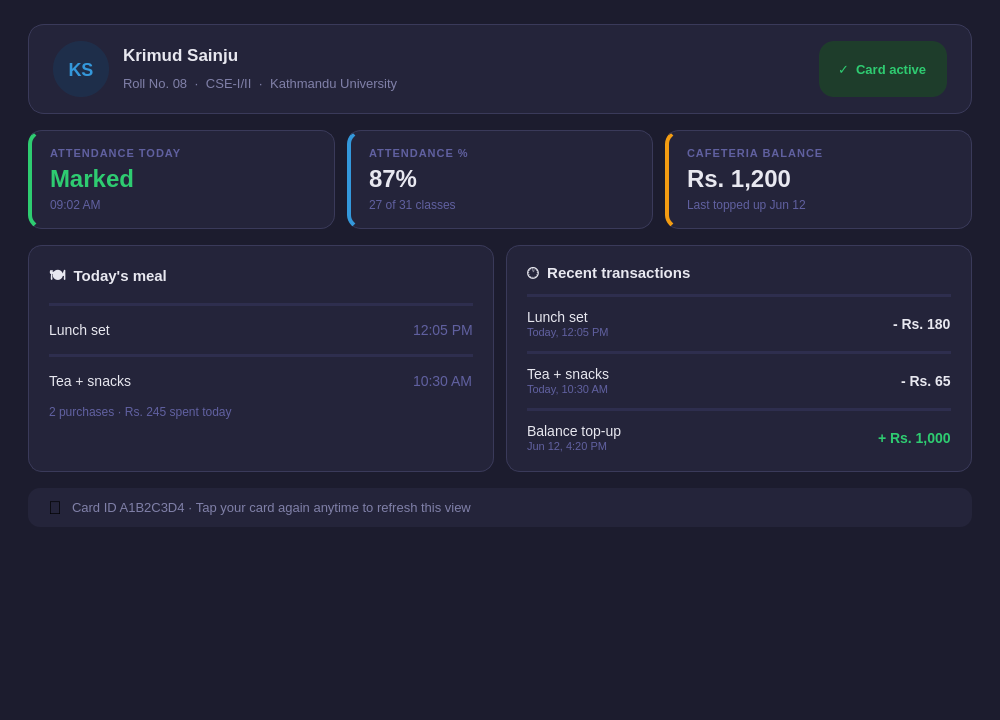
First picture: the form in ui/StudentDashboardPage.ui, repository LeluchVIBritannia/RFID-based-student-attendence-system-, before the edit.
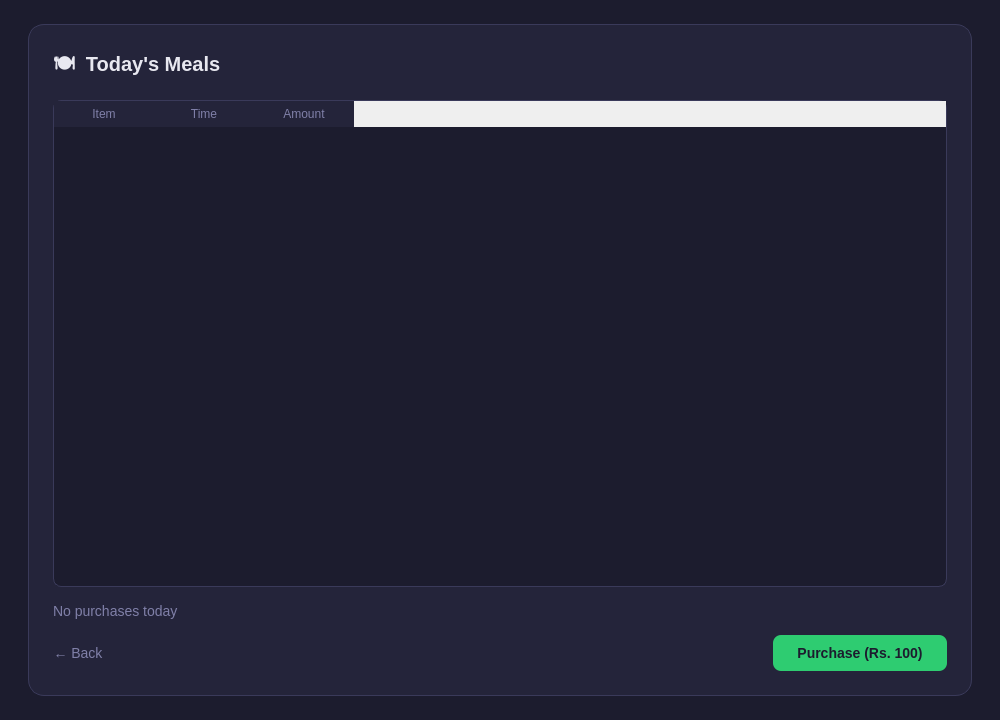
Second picture: the form after the edit. The open tabs and pages were chosen to show the change.

```diff
--- a/ui/StudentDashboardPage.ui
+++ b/ui/StudentDashboardPage.ui
@@ -13,25 +13,68 @@
   </property>
 
   <layout class="QVBoxLayout" name="rootLayout">
-   <property name="leftMargin"><number>28</number></property>
-   <property name="topMargin"><number>24</number></property>
-   <property name="rightMargin"><number>28</number></property>
-   <property name="bottomMargin"><number>24</number></property>
-   <property name="spacing"><number>16</number></property>
-
+   <property name="spacing">
+    <number>16</number>
+   </property>
+   <property name="leftMargin">
+    <number>28</number>
+   </property>
+   <property name="topMargin">
+    <number>24</number>
+   </property>
+   <property name="rightMargin">
+    <number>28</number>
+   </property>
+   <property name="bottomMargin">
+    <number>24</number>
+   </property>
+   <item>
+    <widget class="QStackedWidget" name="stackedWidget">
+     <property name="currentIndex">
+      <number>0</number>
+     </property>
+     <!-- ======== INFO PAGE (index 0) ======== -->
+     <widget class="QWidget" name="infoPage">
+      <layout class="QVBoxLayout" name="infoLayout">
+       <property name="spacing">
+        <number>16</number>
+       </property>
+       <property name="leftMargin">
+        <number>0</number>
+       </property>
+       <property name="topMargin">
+        <number>0</number>
+       </property>
+       <property name="rightMargin">
+        <number>0</number>
+       </property>
+       <property name="bottomMargin">
+        <number>0</number>
+       </property>
    <item>
     <widget class="QFrame" name="profileCard">
      <property name="minimumHeight"><number>90</number></property>
      <property name="styleSheet">
       <string notr="true">QFrame#profileCard { background-color:#24243A; border:1px solid #3A3A5A; border-radius:16px; }</string>
      </property>
-     <layout class="QHBoxLayout" name="profileLayout">
-      <property name="leftMargin"><number>24</number></property>
-      <property name="topMargin"><number>16</number></property>
-      <property name="rightMargin"><number>24</number></property>
-      <property name="bottomMargin"><number>16</number></property>
-      <property name="spacing"><number>14</number></property>
-
+         <layout class="QVBoxLayout" name="profileLayout">
+          <property name="spacing">
+           <number>10</number>
+          </property>
+          <property name="leftMargin">
+           <number>24</number>
+          </property>
+          <property name="topMargin">
+           <number>16</number>
+          </property>
+          <property name="rightMargin">
+           <number>24</number>
+          </property>
+          <property name="bottomMargin">
+           <number>14</number>
+          </property>
+          <item>
+           <layout class="QHBoxLayout" name="profileTopRow">
       <item>
        <widget class="QLabel" name="labelAvatar">
         <property name="minimumSize"><size><width>56</width><height>56</height></size></property>
@@ -41,9 +84,14 @@
         <property name="styleSheet">
          <string notr="true">background-color:#1E2E4A; color:#3498DB; border-radius:28px; font-size:18px; font-weight:600;</string>
         </property>
-       </widget>
-      </item>
-
+              <property name="text">
+               <string>KS</string>
+              </property>
+              <property name="alignment">
+               <set>Qt::AlignmentFlag::AlignCenter</set>
+              </property>
+             </widget>
+            </item>
       <item>
        <layout class="QVBoxLayout" name="nameCol">
         <property name="spacing"><number>2</number></property>
@@ -61,14 +109,19 @@
         </item>
        </layout>
       </item>
-
       <item>
        <spacer name="profileSpacer">
-        <property name="orientation"><enum>Qt::Horizontal</enum></property>
-        <property name="sizeHint" stdset="0"><size><width>40</width><height>20</height></size></property>
-       </spacer>
-      </item>
-
+              <property name="orientation">
+               <enum>Qt::Orientation::Horizontal</enum>
+              </property>
+              <property name="sizeHint" stdset="0">
+               <size>
+                <width>40</width>
+                <height>20</height>
+               </size>
+              </property>
+             </spacer>
+            </item>
       <item>
        <widget class="QLabel" name="labelCardStatus">
         <property name="text"><string>✓  Card active</string></property>
@@ -76,13 +129,35 @@
         <property name="styleSheet">
          <string notr="true">background-color:#1E3D2B; color:#2ECC71; border-radius:15px; padding:0 16px; font-size:13px; font-weight:600;</string>
         </property>
-       </widget>
-      </item>
-
-     </layout>
-    </widget>
-   </item>
-
+              <property name="text">
+               <string>✓  Card active</string>
+              </property>
+             </widget>
+            </item>
+           </layout>
+          </item>
+          <item>
+           <widget class="QPushButton" name="btnBuyFood">
+            <property name="text">
+             <string>🍽  Buy Food</string>
+            </property>
+            <property name="styleSheet">
+             <string notr="true">QPushButton { background-color: #5B7FFF; color: white; border: none; border-radius: 6px; padding: 6px 12px; font-size: 12px; font-weight: 500; } QPushButton:hover { background-color: #4A6BE0; }</string>
+            </property>
+            <property name="cursor">
+             <cursorShape>PointingHandCursor</cursorShape>
+            </property>
+            <property name="maximumSize">
+             <size>
+              <width>150</width>
+              <height>30</height>
+             </size>
+            </property>
+           </widget>
+          </item>
+         </layout>
+        </widget>
+       </item>
    <item>
     <layout class="QHBoxLayout" name="statRow">
      <property name="spacing"><number>12</number></property>
@@ -179,179 +254,8 @@
        </layout>
       </widget>
      </item>
-
-    </layout>
-   </item>
-
-   <item>
-    <layout class="QHBoxLayout" name="middleRow">
-     <property name="spacing"><number>12</number></property>
-
-     <item>
-      <widget class="QFrame" name="mealCard">
-       <property name="styleSheet"><string notr="true">QFrame#mealCard{background-color:#24243A;border:1px solid #3A3A5A;border-radius:14px;}</string></property>
-       <layout class="QVBoxLayout" name="mealLayout">
-        <property name="leftMargin"><number>20</number></property>
-        <property name="topMargin"><number>18</number></property>
-        <property name="rightMargin"><number>20</number></property>
-        <property name="bottomMargin"><number>18</number></property>
-        <property name="spacing"><number>4</number></property>
-
-        <item>
-         <widget class="QLabel" name="labelMealTitle">
-          <property name="text"><string>🍽  Today's meal</string></property>
-          <property name="styleSheet"><string notr="true">color:#E8E8F0; font-size:15px; font-weight:600; background:transparent; border:none;</string></property>
-         </widget>
-        </item>
-
-        <item><spacer><property name="orientation"><enum>Qt::Vertical</enum></property><property name="sizeType"><enum>QSizePolicy::Fixed</enum></property><property name="sizeHint" stdset="0"><size><width>20</width><height>8</height></size></property></spacer></item>
-
-        <item>
-         <widget class="QFrame" name="mealDivider1">
-          <property name="frameShape"><enum>QFrame::HLine</enum></property>
-          <property name="styleSheet"><string notr="true">background-color:#2E2E4E; border:none;</string></property>
-          <property name="maximumHeight"><number>1</number></property>
-         </widget>
-        </item>
-
-        <item>
-         <layout class="QHBoxLayout" name="mealRow1">
-          <property name="topMargin"><number>10</number></property>
-          <property name="bottomMargin"><number>10</number></property>
-          <item><widget class="QLabel" name="mealItem1"><property name="text"><string>Lunch set</string></property><property name="styleSheet"><string notr="true">color:#E8E8F0; font-size:14px; background:transparent; border:none;</string></property></widget></item>
-          <item><spacer><property name="orientation"><enum>Qt::Horizontal</enum></property><property name="sizeHint" stdset="0"><size><width>20</width><height>20</height></size></property></spacer></item>
-          <item><widget class="QLabel" name="mealTime1"><property name="text"><string>12:05 PM</string></property><property name="styleSheet"><string notr="true">color:#6060A0; font-size:14px; background:transparent; border:none;</string></property></widget></item>
-         </layout>
-        </item>
-
-        <item>
-         <widget class="QFrame" name="mealDivider2">
-          <property name="frameShape"><enum>QFrame::HLine</enum></property>
-          <property name="styleSheet"><string notr="true">background-color:#2E2E4E; border:none;</string></property>
-          <property name="maximumHeight"><number>1</number></property>
-         </widget>
-        </item>
-
-        <item>
-         <layout class="QHBoxLayout" name="mealRow2">
-          <property name="topMargin"><number>10</number></property>
-          <property name="bottomMargin"><number>4</number></property>
-          <item><widget class="QLabel" name="mealItem2"><property name="text"><string>Tea + snacks</string></property><property name="styleSheet"><string notr="true">color:#E8E8F0; font-size:14px; background:transparent; border:none;</string></property></widget></item>
-          <item><spacer><property name="orientation"><enum>Qt::Horizontal</enum></property><property name="sizeHint" stdset="0"><size><width>20</width><height>20</height></size></property></spacer></item>
-          <item><widget class="QLabel" name="mealTime2"><property name="text"><string>10:30 AM</string></property><property name="styleSheet"><string notr="true">color:#6060A0; font-size:14px; background:transparent; border:none;</string></property></widget></item>
-         </layout>
-        </item>
-
-        <item><spacer><property name="orientation"><enum>Qt::Vertical</enum></property><property name="sizeType"><enum>QSizePolicy::Fixed</enum></property><property name="sizeHint" stdset="0"><size><width>20</width><height>6</height></size></property></spacer></item>
-
-        <item>
-         <widget class="QLabel" name="labelMealFooter">
-          <property name="text"><string>2 purchases · Rs. 245 spent today</string></property>
-          <property name="styleSheet"><string notr="true">color:#6060A0; font-size:12px; background:transparent; border:none;</string></property>
-         </widget>
-        </item>
-
-        <item><spacer><property name="orientation"><enum>Qt::Vertical</enum></property><property name="sizeHint" stdset="0"><size><width>20</width><height>10</height></size></property></spacer></item>
-
-       </layout>
-      </widget>
-     </item>
-
-     <item>
-      <widget class="QFrame" name="transactionsCard">
-       <property name="styleSheet"><string notr="true">QFrame#transactionsCard{background-color:#24243A;border:1px solid #3A3A5A;border-radius:14px;}</string></property>
-       <layout class="QVBoxLayout" name="transLayout">
-        <property name="leftMargin"><number>20</number></property>
-        <property name="topMargin"><number>18</number></property>
-        <property name="rightMargin"><number>20</number></property>
-        <property name="bottomMargin"><number>14</number></property>
-        <property name="spacing"><number>4</number></property>
-
-        <item>
-         <widget class="QLabel" name="labelTransTitle">
-          <property name="text"><string>🕐  Recent transactions</string></property>
-          <property name="styleSheet"><string notr="true">color:#E8E8F0; font-size:15px; font-weight:600; background:transparent; border:none;</string></property>
-         </widget>
-        </item>
-
-        <item><spacer><property name="orientation"><enum>Qt::Vertical</enum></property><property name="sizeType"><enum>QSizePolicy::Fixed</enum></property><property name="sizeHint" stdset="0"><size><width>20</width><height>8</height></size></property></spacer></item>
-
-        <item>
-         <widget class="QFrame" name="transDivider1">
-          <property name="frameShape"><enum>QFrame::HLine</enum></property>
-          <property name="styleSheet"><string notr="true">background-color:#2E2E4E; border:none;</string></property>
-          <property name="maximumHeight"><number>1</number></property>
-         </widget>
-        </item>
-        <item>
-         <layout class="QHBoxLayout" name="transRow1">
-          <property name="topMargin"><number>8</number></property>
-          <property name="bottomMargin"><number>8</number></property>
-          <item>
-           <layout class="QVBoxLayout" name="transRow1Col">
-            <property name="spacing"><number>1</number></property>
-            <item><widget class="QLabel" name="transName1"><property name="text"><string>Lunch set</string></property><property name="styleSheet"><string notr="true">color:#E8E8F0; font-size:14px; background:transparent; border:none;</string></property></widget></item>
-            <item><widget class="QLabel" name="transDate1"><property name="text"><string>Today, 12:05 PM</string></property><property name="styleSheet"><string notr="true">color:#6060A0; font-size:11px; background:transparent; border:none;</string></property></widget></item>
-           </layout>
-          </item>
-          <item><spacer><property name="orientation"><enum>Qt::Horizontal</enum></property><property name="sizeHint" stdset="0"><size><width>20</width><height>20</height></size></property></spacer></item>
-          <item><widget class="QLabel" name="transAmt1"><property name="text"><string>- Rs. 180</string></property><property name="styleSheet"><string notr="true">color:#E8E8F0; font-size:14px; font-weight:600; background:transparent; border:none;</string></property></widget></item>
-         </layout>
-        </item>
-
-        <item>
-         <widget class="QFrame" name="transDivider2">
-          <property name="frameShape"><enum>QFrame::HLine</enum></property>
-          <property name="styleSheet"><string notr="true">background-color:#2E2E4E; border:none;</string></property>
-          <property name="maximumHeight"><number>1</number></property>
-         </widget>
-        </item>
-        <item>
-         <layout class="QHBoxLayout" name="transRow2">
-          <property name="topMargin"><number>8</number></property>
-          <property name="bottomMargin"><number>8</number></property>
-          <item>
-           <layout class="QVBoxLayout" name="transRow2Col">
-            <property name="spacing"><number>1</number></property>
-            <item><widget class="QLabel" name="transName2"><property name="text"><string>Tea + snacks</string></property><property name="styleSheet"><string notr="true">color:#E8E8F0; font-size:14px; background:transparent; border:none;</string></property></widget></item>
-            <item><widget class="QLabel" name="transDate2"><property name="text"><string>Today, 10:30 AM</string></property><property name="styleSheet"><string notr="true">color:#6060A0; font-size:11px; background:transparent; border:none;</string></property></widget></item>
-           </layout>
-          </item>
-          <item><spacer><property name="orientation"><enum>Qt::Horizontal</enum></property><property name="sizeHint" stdset="0"><size><width>20</width><height>20</height></size></property></spacer></item>
-          <item><widget class="QLabel" name="transAmt2"><property name="text"><string>- Rs. 65</string></property><property name="styleSheet"><string notr="true">color:#E8E8F0; font-size:14px; font-weight:600; background:transparent; border:none;</string></property></widget></item>
-         </layout>
-        </item>
-
-        <item>
-         <widget class="QFrame" name="transDivider3">
-          <property name="frameShape"><enum>QFrame::HLine</enum></property>
-          <property name="styleSheet"><string notr="true">background-color:#2E2E4E; border:none;</string></property>
-          <property name="maximumHeight"><number>1</number></property>
-         </widget>
-        </item>
-        <item>
-         <layout class="QHBoxLayout" name="transRow3">
-          <property name="topMargin"><number>8</number></property>
-          <property name="bottomMargin"><number>4</number></property>
-          <item>
-           <layout class="QVBoxLayout" name="transRow3Col">
-            <property name="spacing"><number>1</number></property>
-            <item><widget class="QLabel" name="transName3"><property name="text"><string>Balance top-up</string></property><property name="styleSheet"><string notr="true">color:#E8E8F0; font-size:14px; background:transparent; border:none;</string></property></widget></item>
-            <item><widget class="QLabel" name="transDate3"><property name="text"><string>Jun 12, 4:20 PM</string></property><property name="styleSheet"><string notr="true">color:#6060A0; font-size:11px; background:transparent; border:none;</string></property></widget></item>
-           </layout>
-          </item>
-          <item><spacer><property name="orientation"><enum>Qt::Horizontal</enum></property><property name="sizeHint" stdset="0"><size><width>20</width><height>20</height></size></property></spacer></item>
-          <item><widget class="QLabel" name="transAmt3"><property name="text"><string>+ Rs. 1,000</string></property><property name="styleSheet"><string notr="true">color:#2ECC71; font-size:14px; font-weight:600; background:transparent; border:none;</string></property></widget></item>
-         </layout>
-        </item>
-
-       </layout>
-      </widget>
-     </item>
-
-    </layout>
-   </item>
-
+        </layout>
+       </item>
    <item>
     <widget class="QFrame" name="footerBar">
      <property name="minimumHeight"><number>52</number></property>
@@ -373,19 +277,176 @@
        </widget>
       </item>
       <item>
-       <spacer><property name="orientation"><enum>Qt::Horizontal</enum></property><property name="sizeHint" stdset="0"><size><width>40</width><height>20</height></size></property></spacer>
+           <spacer>
+            <property name="orientation">
+             <enum>Qt::Orientation::Horizontal</enum>
+            </property>
+            <property name="sizeHint" stdset="0">
+             <size>
+              <width>40</width>
+              <height>20</height>
+             </size>
+            </property>
+           </spacer>
       </item>
      </layout>
     </widget>
    </item>
-
    <item>
     <spacer name="bottomSpacer">
-     <property name="orientation"><enum>Qt::Vertical</enum></property>
-     <property name="sizeHint" stdset="0"><size><width>20</width><height>10</height></size></property>
-    </spacer>
-   </item>
-
+         <property name="orientation">
+          <enum>Qt::Orientation::Vertical</enum>
+         </property>
+         <property name="sizeHint" stdset="0">
+          <size>
+           <width>20</width>
+           <height>10</height>
+          </size>
+         </property>
+        </spacer>
+       </item>
+      </layout>
+     </widget>
+     <!-- ======== FOOD PURCHASE PAGE (index 1) ======== -->
+     <widget class="QWidget" name="foodPage">
+      <layout class="QVBoxLayout" name="foodLayout">
+       <property name="spacing">
+        <number>16</number>
+       </property>
+       <property name="leftMargin">
+        <number>0</number>
+       </property>
+       <property name="topMargin">
+        <number>0</number>
+       </property>
+       <property name="rightMargin">
+        <number>0</number>
+       </property>
+       <property name="bottomMargin">
+        <number>0</number>
+       </property>
+       <item>
+        <widget class="QFrame" name="foodCard">
+         <property name="styleSheet">
+          <string notr="true">QFrame#foodCard { background-color:#24243A; border:1px solid #3A3A5A; border-radius:16px; }</string>
+         </property>
+         <layout class="QVBoxLayout" name="foodCardLayout">
+          <property name="spacing">
+           <number>16</number>
+          </property>
+          <property name="leftMargin">
+           <number>24</number>
+          </property>
+          <property name="topMargin">
+           <number>24</number>
+          </property>
+          <property name="rightMargin">
+           <number>24</number>
+          </property>
+          <property name="bottomMargin">
+           <number>24</number>
+          </property>
+          <item>
+           <widget class="QLabel" name="labelFoodTitle">
+            <property name="styleSheet">
+             <string notr="true">color:#E8E8F0; font-size:20px; font-weight:600; background:transparent; border:none;</string>
+            </property>
+            <property name="text">
+             <string>🍽  Today's Meals</string>
+            </property>
+           </widget>
+          </item>
+          <item>
+           <widget class="QTableWidget" name="tableTodayMeals">
+            <property name="styleSheet">
+             <string notr="true">QTableWidget { background-color: #1C1C2E; color: #E8E8F0; border: 1px solid #3A3A5A; border-radius: 8px; gridline-color: #2E2E4E; } QHeaderView::section { background-color: #24243A; color: #8080A8; padding: 4px; border: none; } QTableWidget::item { padding: 6px; }</string>
+            </property>
+            <property name="columnCount">
+             <number>3</number>
+            </property>
+            <attribute name="horizontalHeaderVisible">
+             <bool>true</bool>
+            </attribute>
+            <attribute name="verticalHeaderVisible">
+             <bool>false</bool>
+            </attribute>
+            <column>
+             <property name="text">
+              <string>Item</string>
+             </property>
+            </column>
+            <column>
+             <property name="text">
+              <string>Time</string>
+             </property>
+            </column>
+            <column>
+             <property name="text">
+              <string>Amount</string>
+             </property>
+            </column>
+           </widget>
+          </item>
+          <item>
+           <widget class="QLabel" name="labelFoodMessage">
+            <property name="styleSheet">
+             <string notr="true">color:#8080A8; font-size:14px; background:transparent; border:none;</string>
+            </property>
+            <property name="text">
+             <string>No purchases today</string>
+            </property>
+           </widget>
+          </item>
+          <item>
+           <layout class="QHBoxLayout" name="foodButtonRow">
+            <item>
+             <widget class="QPushButton" name="btnBackToInfo">
+              <property name="text">
+               <string>← Back</string>
+              </property>
+              <property name="styleSheet">
+               <string notr="true">QPushButton { background: transparent; color: #8080A8; border: none; font-size: 14px; } QPushButton:hover { color: #E8E8F0; }</string>
+              </property>
+              <property name="cursor">
+               <cursorShape>PointingHandCursor</cursorShape>
+              </property>
+             </widget>
+            </item>
+            <item>
+             <spacer>
+              <property name="orientation">
+               <enum>Qt::Orientation::Horizontal</enum>
+              </property>
+              <property name="sizeHint" stdset="0">
+               <size>
+                <width>40</width>
+                <height>20</height>
+               </size>
+              </property>
+             </spacer>
+            </item>
+            <item>
+             <widget class="QPushButton" name="btnPurchase">
+              <property name="text">
+               <string>Purchase (Rs. 100)</string>
+              </property>
+              <property name="styleSheet">
+               <string notr="true">QPushButton { background-color: #2ECC71; color: #1C1C2E; border: none; border-radius: 8px; padding: 10px 24px; font-size: 14px; font-weight: 600; } QPushButton:hover { background-color: #27AE60; }</string>
+              </property>
+              <property name="cursor">
+               <cursorShape>PointingHandCursor</cursorShape>
+              </property>
+             </widget>
+            </item>
+           </layout>
+          </item>
+         </layout>
+        </widget>
+       </item>
+      </layout>
+     </widget>
+    </widget>
+   </item>
   </layout>
  </widget>
  <resources/>
```
Left out of the diff: 231 changed lines with no effect on the pictures. Lines whose indentation alone changed are shown as unchanged.
